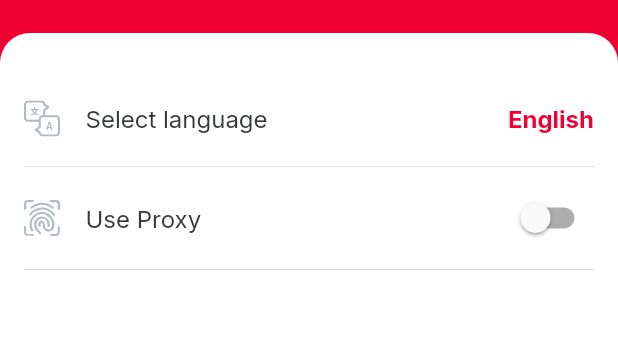
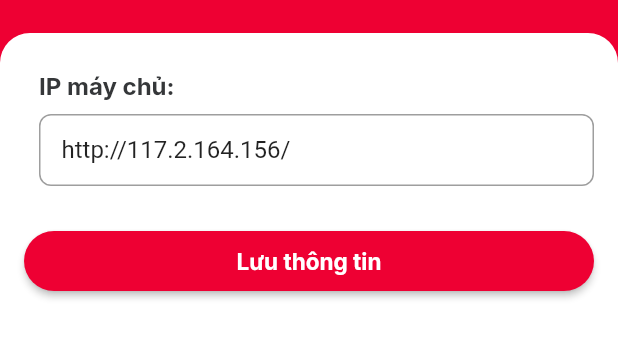
Before and after one commit to ducdq1/cac_flutter, a Flutter app: the SettingsPage screen opened by its route, on a phone screen of 412 x 824 dp, the part 72-431 px from its top. Run offline on Flutter 3.47's test engine with Material 2 defaults, Android fonts, the phone set to English and light mode, and no system bars; drawn by our look-alikes of auto_size_text; our stand-ins replace bloc, cached_network_image, carousel_slider, chewie, dartz, data_connection_checker and 25 more; missing offline and left inert: flutter_absolute_path, flutter_cached_pdfview, pattern_formatter, platform_device_id, qr_code_scanner, route_transitions; accounts and stored records are empty; network calls fail; project files that could hold a hidden picture were left out.

Commit message:
update profile

```diff
--- a/lib/core/resources/api.dart
+++ b/lib/core/resources/api.dart
@@ -1,4 +1,8 @@
 //API
+import 'package:shared_preferences/shared_preferences.dart';
+
+import '../../injection_container.dart';
+
 const String baseUserUrl = 'https://ioc.viettelmaps.com.vn:8080/uaa/v1';
 const String urlVTMap = 'https://api.viettelmaps.vn/';
 // const String iocUrl = 'https://scp.viettelmaps.com.vn:8080/adapter-ioc';
@@ -10,9 +14,11 @@ const String vtmaps_baseUrl = 'https://api.viettelmaps.com.vn:8080/gateway';
 const String baseSSOUrl = 'https://sso.viettelmaps.com.vn:8080/auth/realms/vts-mientrung/protocol/openid-connect/token';
 
 
+final pref = singleton<SharedPreferences>();
 
-const String baseUrl = 'http://117.2.164.156/';
+final String baseUrl = pref.getString('IP_SERVER') == null || pref.getString('IP_SERVER').isEmpty ? 'http://117.2.164.156/' : pref.getString('IP_SERVER');
 // const String baseUrl = 'http://192.168.1.20/';
-const String baseUrl_api = '$baseUrl'+'ketoan/rest/product';
+final String baseUrl_api = baseUrl+'ketoan/rest/product';
+
 //const String baseUrl = 'http://10.60.155.31:9605';
 // const String baseUrl = 'http://10.60.158.90:9002';
--- a/lib/features/profile/presentation/pages/settings_page.dart
+++ b/lib/features/profile/presentation/pages/settings_page.dart
@@ -7,6 +7,7 @@ import 'package:citizen_app/features/authentication/auth/bloc/auth_bloc.dart';
 import 'package:citizen_app/features/authentication/auth/bloc/auth_state.dart';
 import 'package:citizen_app/features/common/dialogs/confirm_dialog.dart';
 import 'package:citizen_app/features/common/http_proxy.dart';
+import 'package:citizen_app/features/common/widgets/buttons/primary_button.dart';
 import 'package:citizen_app/features/common/widgets/layouts/base_layout_widget.dart';
 import 'package:citizen_app/features/home/presentation/bloc/bloc/home_page_bloc.dart';
 import 'package:citizen_app/features/profile/presentation/widgets/settings_page/language_dialog.dart';
@@ -18,14 +19,18 @@ import 'package:flutter/cupertino.dart';
 import 'package:flutter/material.dart';
 import 'package:flutter/services.dart';
 import 'package:flutter_bloc/flutter_bloc.dart';
+import 'package:flutter_svg/svg.dart';
+import 'package:google_fonts/google_fonts.dart';
 import 'package:shared_preferences/shared_preferences.dart';
 
-class SettingsPage extends StatefulWidget {
+class SettingsPage extends StatefulWidget  {
   @override
   _SettingsPageState createState() => _SettingsPageState();
+
+
 }
 
-class _SettingsPageState extends State<SettingsPage> {
+class _SettingsPageState extends State<SettingsPage>   implements OnButtonClickListener{
   final pref = singleton<SharedPreferences>();
   String language = "vi";
   String locale = ui.window.locale.languageCode;
@@ -33,6 +38,7 @@ class _SettingsPageState extends State<SettingsPage> {
   bool useProxy = false;
   bool _canCheckBiometric;
   String autherized = "Not autherized";
+  TextEditingController controller;
 
   @override
   void setState(fn) {
@@ -42,29 +48,30 @@ class _SettingsPageState extends State<SettingsPage> {
   }
 
   @override
+  onClick(String id) {
+    saveConfig();
+    Navigator.of(context).pop();
+  }
+
+  @override
   void initState() {
-    super.initState();
+    controller = new TextEditingController();
+
     // print('language: ${language}');
     setState(() {
       language = handleLanguage();
       useProxy = pref.getBool('useProxy') ?? false;
+      String IP_SERVER = pref.getString('IP_SERVER');
+      controller.text = IP_SERVER == null || IP_SERVER.isEmpty
+          ? "http://117.2.164.156/"
+          : IP_SERVER;
     });
+    super.initState();
     // print('language: ${language}');
   }
 
-  Future<bool> switchUseProxy(BuildContext context) async {
-    if(!useProxy) {
-      HttpProxy httpProxy = await HttpProxy.createHttpProxy(
-          "10.61.11.42", "3128");
-      HttpOverrides.global = httpProxy;
-    }else{
-      HttpOverrides.global = null;//await HttpProxy.createHttpProxy("", "");
-    }
-
-    setState(() {
-      useProxy = !useProxy;
-    });
-    pref.setBool('useProxy', useProxy);
+  Future<bool> saveConfig() async {
+    pref.setString('IP_SERVER', controller.text);
     return useProxy;
   }
 
@@ -110,50 +117,63 @@ class _SettingsPageState extends State<SettingsPage> {
               //   label: 'Thiết lập người dùng',
               //   value: 'Khách du lịch',
               // ),
-              InkWell(
-                onTap: () {
-                  showLanguageSettingDialog(
-                      context: context,
-                      languagePicked: language,
-                      func: (String lang) async {
-                        setState(() {
-                          language = lang;
-                        });
-                        await pref.setString(
-                            'languageDevice', language.toString());
-                        Locale newLocale = Locale(language.toString(), '');
-                        MyApp.setLocale(context, newLocale);
 
-                        final authState =
-                            BlocProvider.of<AuthBloc>(context).state;
-                        if (authState is AuthenticatedState) {
-                          BlocProvider.of<HomePageBloc>(context).add(
-                              AppModulesFetched(
-                                  provinceId: PROVINCE_ID,
-                                  userId: 1));//authState.auth.userId
-                        } else {
-                          BlocProvider.of<HomePageBloc>(context).add(
-                              AppModulesFetched(
-                                  provinceId: PROVINCE_ID, userId: null));
-                        }
-                      });
-                },
-                child: TextSettingWidget(
-                  icon: 'icon_lang.svg',
-                  label: trans(SELECT_LANGUAGE),
-                  value: language == "en" ? trans(ENGLISH) : trans(VIETNAMESE),
-                ),
-              ),
-              ToggleFingerPrintWidget(
-                  icon: 'icon_fingerprint_unselected.svg',
-                  label: 'Use Proxy',
-                  value: useProxy,
-                  callback: () => switchUseProxy(context)),
+              Row(
+                  mainAxisAlignment: MainAxisAlignment.start,
+                  crossAxisAlignment: CrossAxisAlignment.start,
+                  children: [
+                    // Image.asset(
+                    //   IMAGE_ASSETS_PATH + 'icon_info.png',
+                    //   width: 24,
+                    //   height: 24,
+                    //   fit: BoxFit.fill,
+                    // ),
+                    SizedBox(width: 10),
+                    Expanded(
+                      child: Column(
+                          crossAxisAlignment: CrossAxisAlignment.start,
+                          children: [
+                            Text(
+                              'IP máy chủ: ',
+                              style: GoogleFonts.inter(
+                                fontSize: FONT_MIDDLE,
+                                fontWeight: FontWeight.bold,
+                                color: PRIMARY_TEXT_COLOR,
+                              ),
+                            ),
+                            SizedBox(height: 10),
+                            TextField(
+                              controller: controller,
+                              keyboardType: TextInputType.text,
+                              decoration: new InputDecoration(
+                                  border: OutlineInputBorder(
+                                    borderSide: BorderSide(
+                                        color: BORDER_COLOR, width: 0.6),
+                                    borderRadius: BorderRadius.circular(8),
+                                  ),
+                                  focusedBorder: OutlineInputBorder(
+                                    borderSide: BorderSide(
+                                        color: PRIMARY_COLOR, width: 0.6),
+                                    borderRadius: BorderRadius.circular(8),
+                                  ),
+                                  //enabledBorder: InputBorder.none,
+                                  //errorBorder: InputBorder.none,
+                                  //disabledBorder: InputBorder.none,
+                                  contentPadding: EdgeInsets.only(
+                                      left: 15, bottom: 11, top: 11, right: 15),
+                                  hintText: "Địa chỉ máy chủ"),
+                            )
+                          ]),
+
+                    ),
+                  ]),
               // ToggleNotificationWidget(
               //     icon: 'icon_notify.svg',
               //     label: trans(RECEIVE_NOTIFY),
               //     value: false),
-            ],
+              SizedBox(height: 30),
+              PrimaryButton(
+                  label: 'Lưu thông tin', ctx: this, id: 'share_btn')],
           ),
         ),
       ),
```
Also changed, not shown: lib/features/profile/presentation/pages/profile_page.dart (+21 -13 lines), 1 other file.
